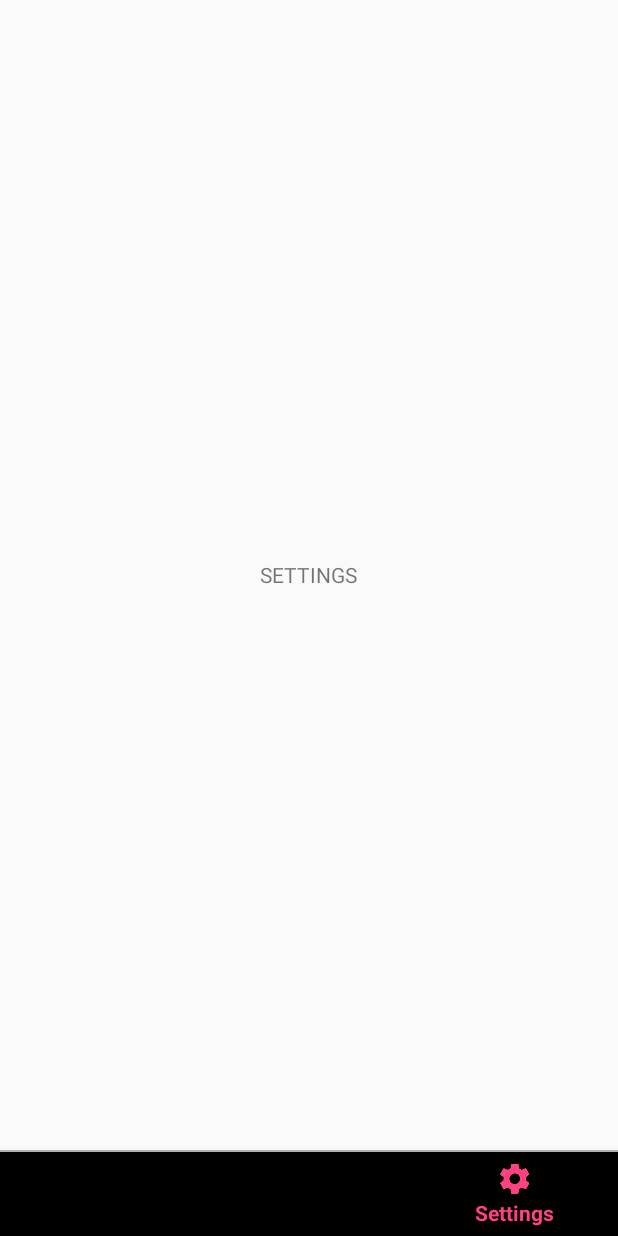
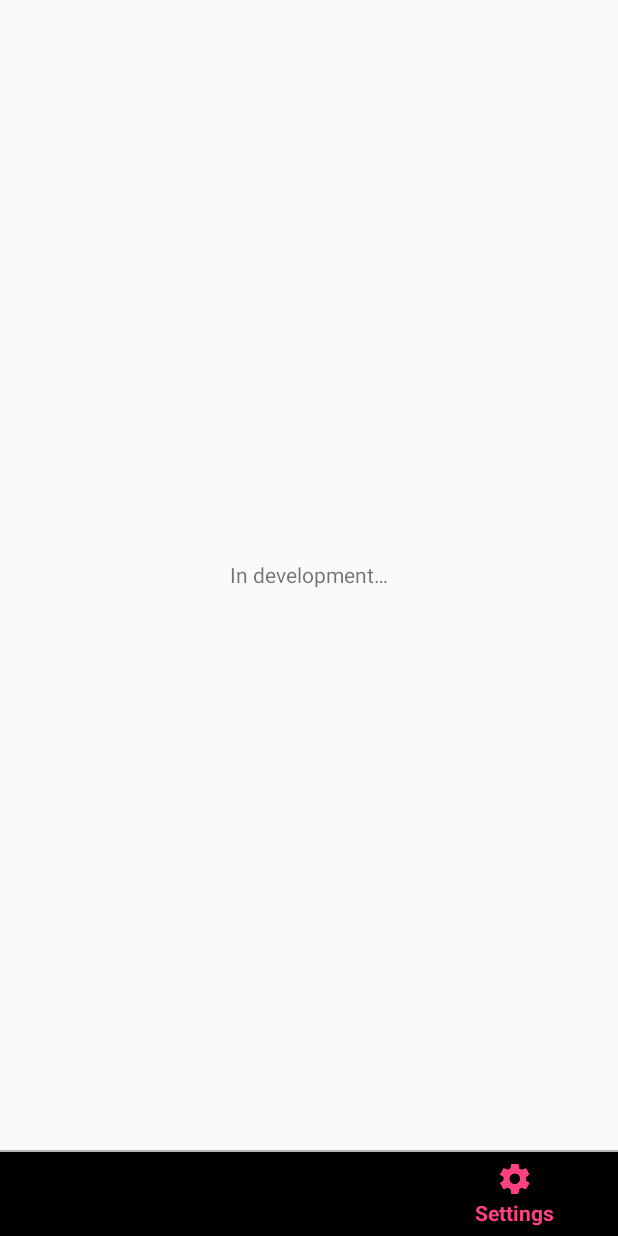
Before and after one commit to SergeiMikevich/yandex_translate, an Android app: the screen it shows after launch (MainActivity), item 3 of the bottom bar chosen, on a phone screen of 412 x 824 dp. Run offline under Robolectric (Android 15) with nearby library versions, the phone set to English and light mode, and no system bars; our stand-ins replace ButterKnife; libraries missing offline, so code that uses them is left out: com.orhanobut.hawk, io.realm, io.realm.rx, retrofit2.adapter.rxjava, rx.android.schedulers and 2 more; 8 statements that could not run were skipped.

Commit message:
added string in settings fragment

```diff
--- a/app/src/main/res/layout/fragment_settings.xml
+++ b/app/src/main/res/layout/fragment_settings.xml
@@ -8,6 +8,6 @@
         android:layout_width="wrap_content"
         android:layout_height="wrap_content"
         android:layout_gravity="center"
-        android:text="SETTINGS"/>
+        android:text="@string/in_development"/>
 
 </FrameLayout>
```
